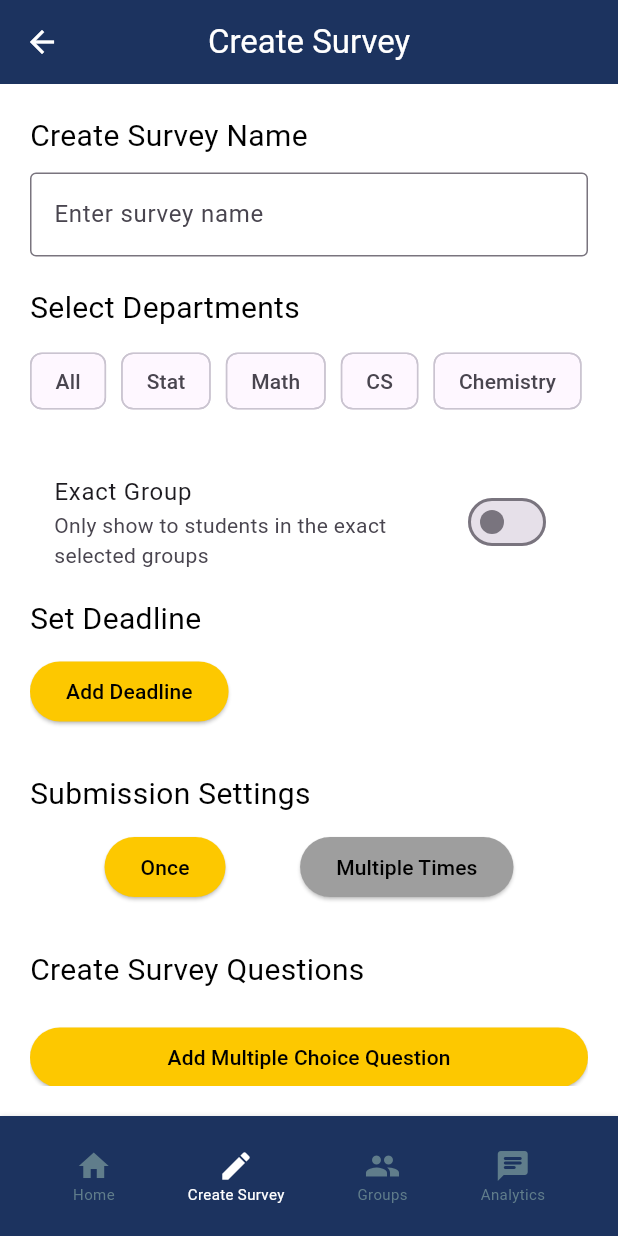
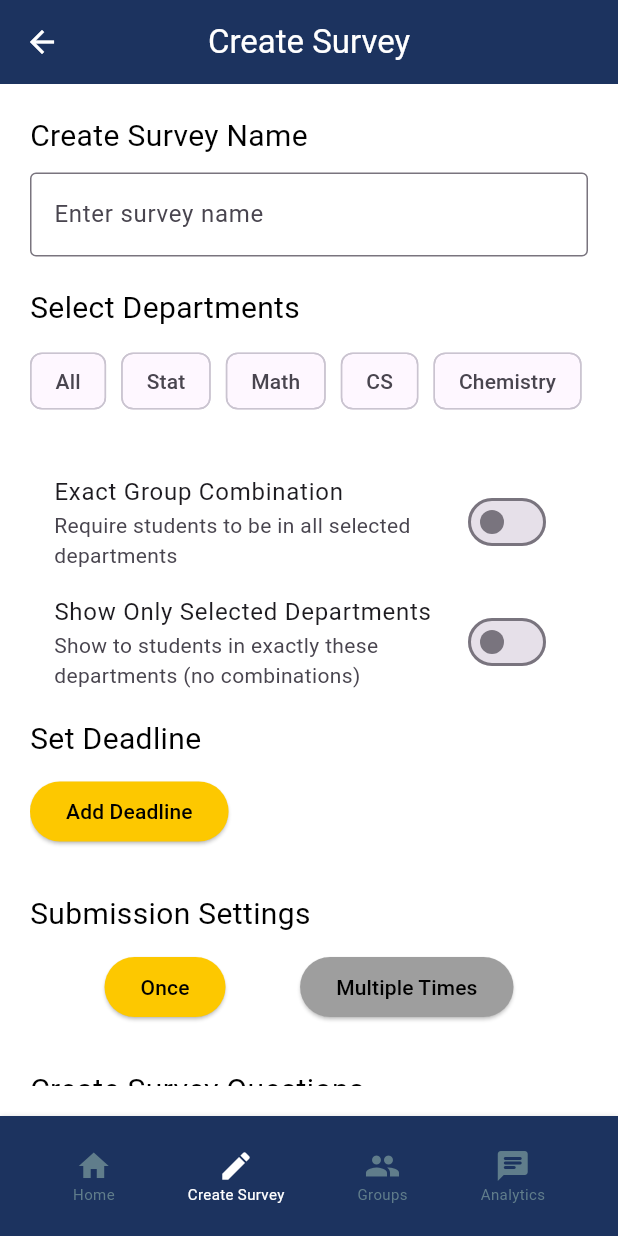
Before and after one commit to Amgooodd/survey-center, a Flutter app: the CreateSurvey screen opened by its route, on a phone screen of 412 x 824 dp. Run offline on Flutter 3.47's test engine with Material 3 defaults, Android fonts, the light colour scheme and no system bars; our stand-ins replace cloud_firestore, csv, file_picker, firebase_auth, firebase_core; missing offline and left inert: excel, syncfusion_flutter_xlsio; accounts and stored records are empty.

Commit message:
updated survey_create page

```diff
--- a/lib/screens/AdminHome/survey_create.dart
+++ b/lib/screens/AdminHome/survey_create.dart
@@ -20,6 +20,7 @@
   bool _allowMultipleSubmissions = false;
   DateTime? _deadline;
   bool _requireExactGroupCombination = false;
+  bool _showOnlySelectedDepartments = false;
 
   @override
   void initState() {
@@ -81,6 +82,7 @@
         'allow_multiple_submissions': _allowMultipleSubmissions,
         'deadline': _deadline,
         'require_exact_group_combination': _requireExactGroupCombination,
+        'show_only_selected_departments': _showOnlySelectedDepartments,
       });
       ScaffoldMessenger.of(context).showSnackBar(
         SnackBar(content: Text("Survey added successfully!")),
@@ -214,15 +216,31 @@
                 }).toList(),
               ),
               SizedBox(height: 30),
+              Column(
+  children: [
     SwitchListTile(
-                title: Text("Exact Group"),
-                subtitle: Text("Only show to students in the exact selected groups"),
+      title: Text("Exact Group Combination"),
+      subtitle: Text("Require students to be in all selected departments"),
       value: _requireExactGroupCombination,
-                onChanged: (value) {
+      onChanged: _selectedDepartments.contains('All') ? null : (value) {
         setState(() {
           _requireExactGroupCombination = value;
+          if (value) _showOnlySelectedDepartments = false;
         });
       },
+    ),
+    SwitchListTile(
+      title: Text("Show Only Selected Departments"),
+      subtitle: Text("Show to students in exactly these departments (no combinations)"),
+      value: _showOnlySelectedDepartments,
+      onChanged: _selectedDepartments.contains('All') ? null : (value) {
+        setState(() {
+          _showOnlySelectedDepartments = value;
+          if (value) _requireExactGroupCombination = false;
+        });
+      },
+    ),
+  ],
 ),
               SizedBox(height: 10),
               Text(
```
Also changed, not shown: lib/screens/StudHome/student_home.dart (+24 -16 lines). Lines whose indentation alone changed are shown as unchanged.
